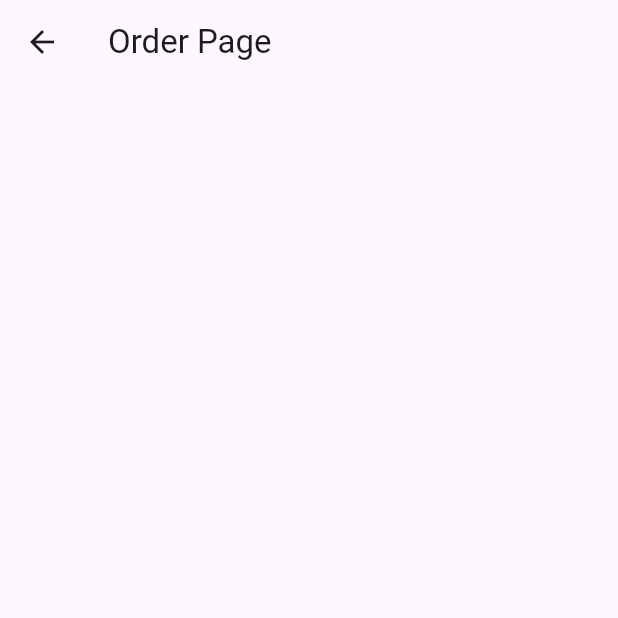
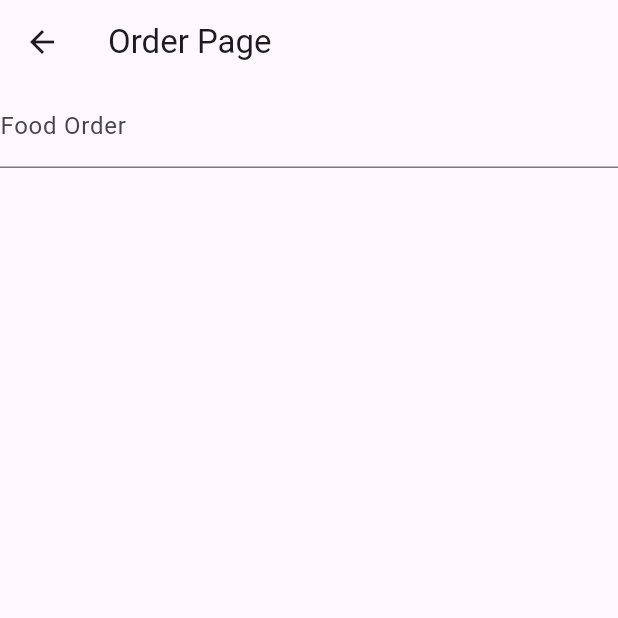
Before and after one commit to namira121/20220140081_act4, a Flutter app: the OrderPage screen opened directly, on a phone screen of 412 x 824 dp, the top half of it. Run offline on Flutter 3.47's test engine with Material 3 defaults, Android fonts, the phone set to English and light mode, and no system bars.

Commit message:
membuat textformfield untuk input makanan dan validasi agar tidak kosong

```diff
--- a/lib/order_page.dart
+++ b/lib/order_page.dart
@@ -33,7 +33,16 @@ class _OrderPageState extends State<OrderPage> {
         child: Column(
           spacing: 16,
           children: [
-
+            TextFormField(
+              controller: makananController,
+              decoration: const InputDecoration(labelText: 'Food Order'),
+              validator: (value) {
+                if (value == null || value.isEmpty){
+                  return 'Please enter your food order';
+                }
+                return null;
+              },
+            )
           ],
         ),
       ),
```
